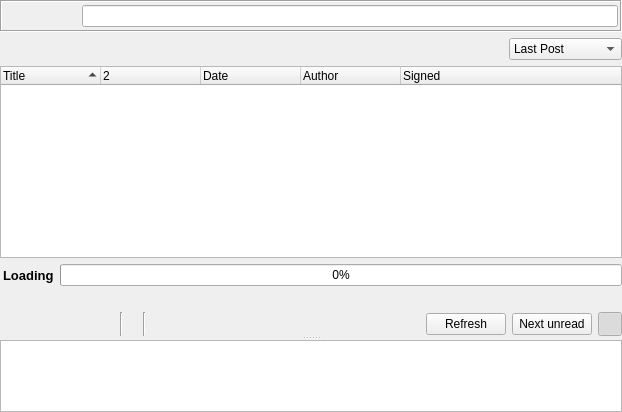
First picture: the form in retroshare-gui/src/gui/gxsforums/GxsForumThreadWidget.ui, repository RetroShare/RetroShare, before the edit.
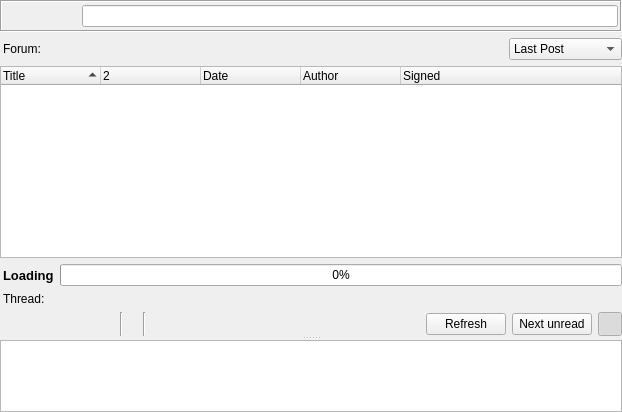
Second picture: the form after the edit. Icons and pictures are not drawn. Custom widgets are drawn as their Qt base class.

Commit message: GxsForums: - optimized steps of the progressbar when loading - added UIStateHelper - removed debug output - added Todo button

```diff
--- a/retroshare-gui/src/gui/gxsforums/GxsForumThreadWidget.ui
+++ b/retroshare-gui/src/gui/gxsforums/GxsForumThreadWidget.ui
@@ -96,6 +96,13 @@
          <property name="leftMargin">
           <number>3</number>
          </property>
+         <item>
+          <widget class="QLabel" name="forumLabel">
+           <property name="text">
+            <string>Forum:</string>
+           </property>
+          </widget>
+         </item>
          <item>
           <widget class="QLabel" name="forumName">
            <property name="sizePolicy">
@@ -234,8 +241,21 @@
          <property name="leftMargin">
           <number>3</number>
          </property>
+         <item>
+          <widget class="QLabel" name="threadLabel">
+           <property name="text">
+            <string>Thread:</string>
+           </property>
+          </widget>
+         </item>
          <item>
           <widget class="QLabel" name="threadTitle">
+           <property name="sizePolicy">
+            <sizepolicy hsizetype="Expanding" vsizetype="Preferred">
+             <horstretch>0</horstretch>
+             <verstretch>0</verstretch>
+            </sizepolicy>
+           </property>
            <property name="wordWrap">
             <bool>true</bool>
            </property>
```
The commit also changes 10 other files.
